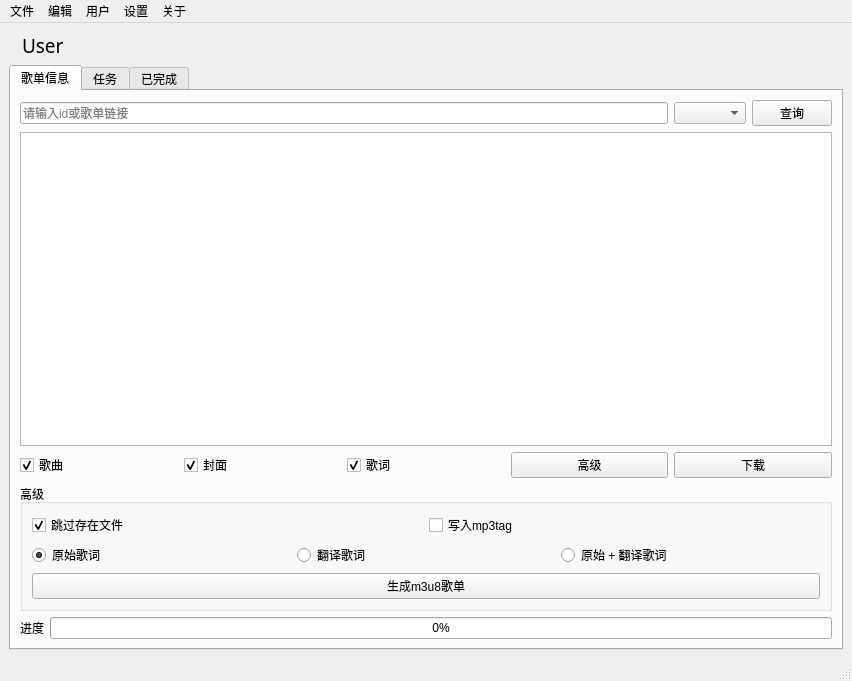
Above: net.ui from pluto0x0/ncmd before the change. Below: the same form after it.
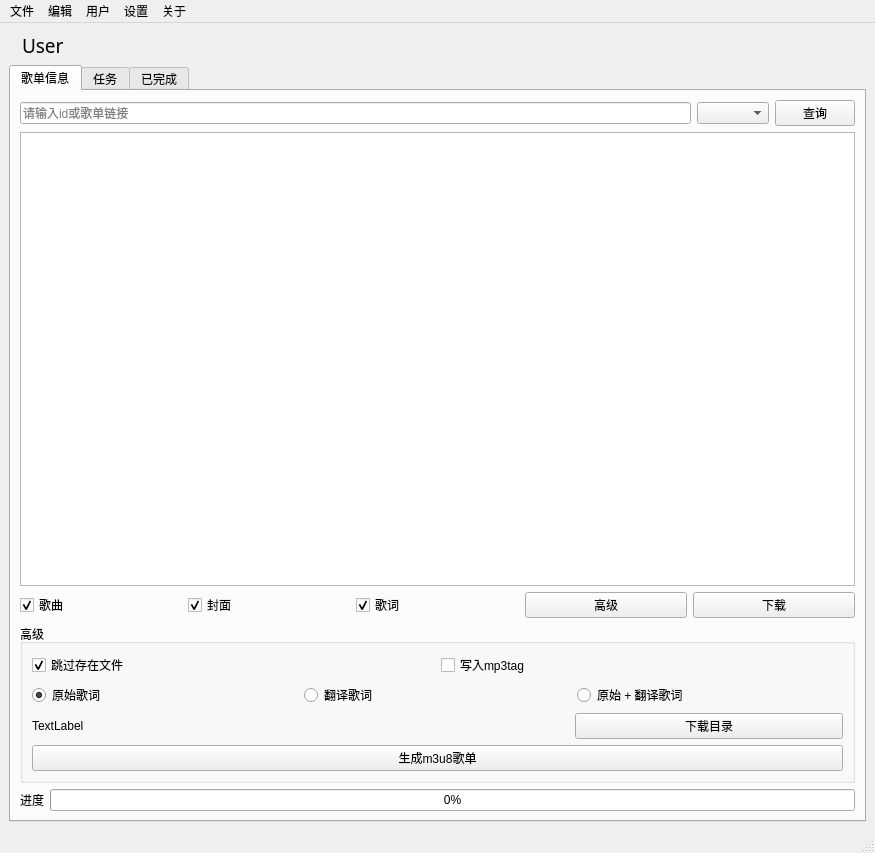
That is the form after the change.

Commit message: 添加修改下载目录功能

Diff of the .ui file:
```diff
--- a/net.ui
+++ b/net.ui
@@ -6,8 +6,8 @@
    <rect>
     <x>0</x>
     <y>0</y>
-    <width>852</width>
-    <height>681</height>
+    <width>875</width>
+    <height>853</height>
    </rect>
   </property>
   <property name="windowTitle">
@@ -66,6 +66,13 @@
         </property>
        </spacer>
       </item>
+      <item>
+       <widget class="QLabel" name="listNameLB">
+        <property name="text">
+         <string> </string>
+        </property>
+       </widget>
+      </item>
      </layout>
     </item>
     <item>
@@ -228,6 +235,36 @@
              </item>
             </layout>
            </item>
+           <item>
+            <layout class="QHBoxLayout" name="horizontalLayout_7">
+             <item>
+              <widget class="QLabel" name="pathLB">
+               <property name="sizePolicy">
+                <sizepolicy hsizetype="Preferred" vsizetype="Preferred">
+                 <horstretch>2</horstretch>
+                 <verstretch>0</verstretch>
+                </sizepolicy>
+               </property>
+               <property name="text">
+                <string>TextLabel</string>
+               </property>
+              </widget>
+             </item>
+             <item>
+              <widget class="QPushButton" name="pathBtn">
+               <property name="sizePolicy">
+                <sizepolicy hsizetype="Minimum" vsizetype="Fixed">
+                 <horstretch>1</horstretch>
+                 <verstretch>0</verstretch>
+                </sizepolicy>
+               </property>
+               <property name="text">
+                <string>下载目录</string>
+               </property>
+              </widget>
+             </item>
+            </layout>
+           </item>
            <item>
             <widget class="QPushButton" name="m3u8Btn">
              <property name="text">
@@ -309,7 +346,7 @@
     <rect>
      <x>0</x>
      <y>0</y>
-     <width>852</width>
+     <width>875</width>
      <height>23</height>
     </rect>
    </property>
```
The commit also changes 2 other files.
